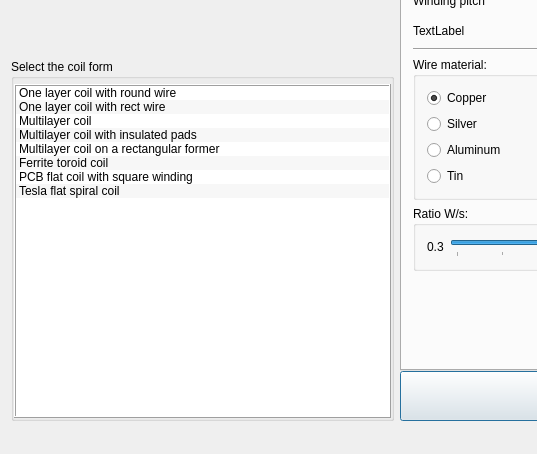
radioacoustick/Coil64, file mainwindow.ui: the form before one commit; both pictures show x 0 to 537 and y 262 to 716 of the 1187 by 716 pixel window.
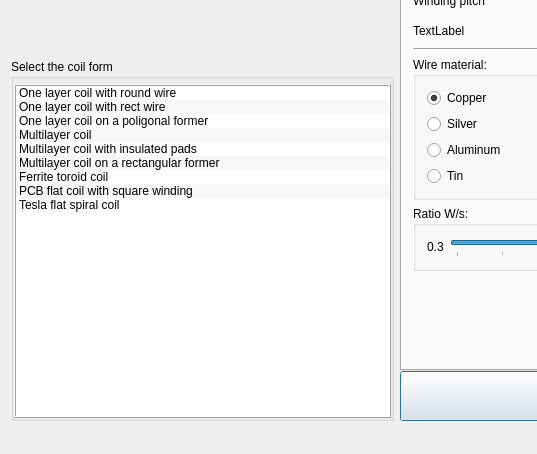
The form after the commit. Icons and pictures are not drawn.

The edit to the form file:
```diff
--- a/mainwindow.ui
+++ b/mainwindow.ui
@@ -140,6 +140,15 @@
              </iconset>
             </property>
            </item>
+           <item>
+            <property name="text">
+             <string>One layer coil on a poligonal former</string>
+            </property>
+            <property name="icon">
+             <iconset resource="res.qrc">
+              <normaloff>:/menu_ico/res/ico1-one-layer1.png</normaloff>:/menu_ico/res/ico1-one-layer1.png</iconset>
+            </property>
+           </item>
            <item>
             <property name="text">
              <string>Multilayer coil</string>
```
Left out of the diff: 23 changed lines with no effect on the pictures.
